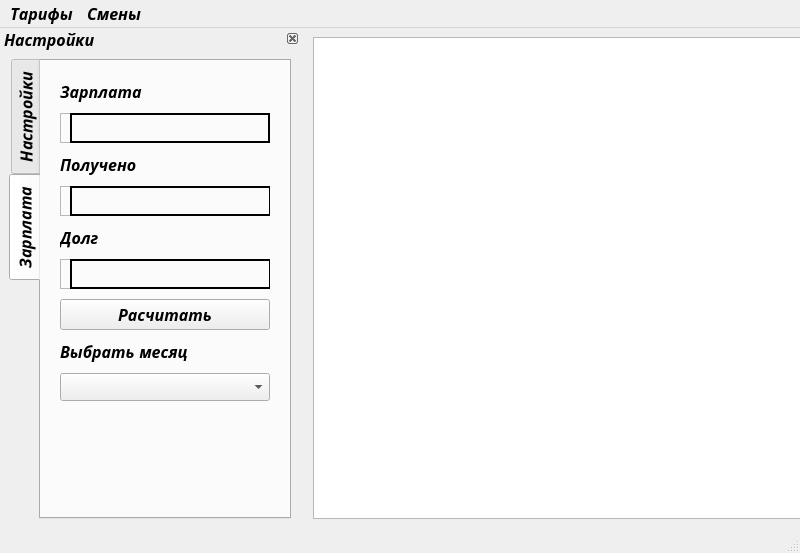
PavelSimakov/i_study_comboBox_new2, file my_form.ui: the form before one commit.
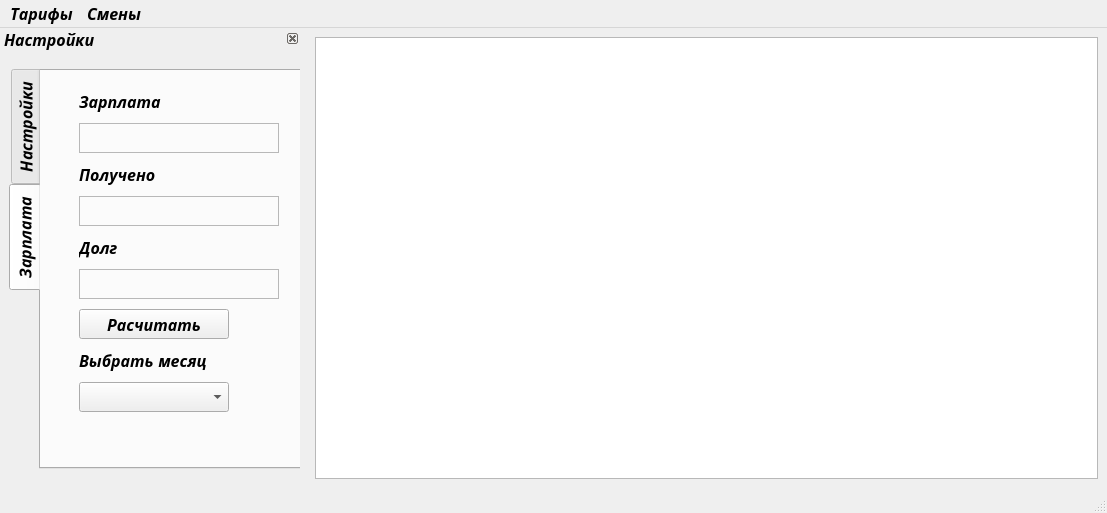
The form after the commit. The open tabs and pages were chosen to show the change.

```diff
--- a/my_form.ui
+++ b/my_form.ui
@@ -6,16 +6,10 @@
    <rect>
     <x>0</x>
     <y>0</y>
-    <width>800</width>
-    <height>553</height>
+    <width>1107</width>
+    <height>513</height>
    </rect>
   </property>
-  <property name="sizePolicy">
-   <sizepolicy hsizetype="MinimumExpanding" vsizetype="MinimumExpanding">
-    <horstretch>0</horstretch>
-    <verstretch>0</verstretch>
-   </sizepolicy>
-  </property>
   <property name="minimumSize">
    <size>
     <width>800</width>
@@ -93,8 +87,8 @@
     <rect>
      <x>0</x>
      <y>0</y>
-     <width>800</width>
-     <height>29</height>
+     <width>1107</width>
+     <height>25</height>
     </rect>
    </property>
    <property name="font">
@@ -215,11 +209,23 @@
      <item>
       <widget class="QTabWidget" name="tabWidget_setting">
        <property name="sizePolicy">
-        <sizepolicy hsizetype="MinimumExpanding" vsizetype="MinimumExpanding">
-         <horstretch>2</horstretch>
-         <verstretch>1</verstretch>
+        <sizepolicy hsizetype="Preferred" vsizetype="Preferred">
+         <horstretch>0</horstretch>
+         <verstretch>0</verstretch>
         </sizepolicy>
        </property>
+       <property name="minimumSize">
+        <size>
+         <width>300</width>
+         <height>400</height>
+        </size>
+       </property>
+       <property name="maximumSize">
+        <size>
+         <width>300</width>
+         <height>400</height>
+        </size>
+       </property>
        <property name="tabPosition">
         <enum>QTabWidget::West</enum>
        </property>
@@ -455,8 +461,11 @@
            <property name="spacing">
             <number>10</number>
            </property>
+           <property name="sizeConstraint">
+            <enum>QLayout::SetMinimumSize</enum>
+           </property>
            <property name="leftMargin">
-            <number>10</number>
+            <number>20</number>
            </property>
            <property name="topMargin">
             <number>10</number>
@@ -493,7 +502,7 @@
                <rect>
                 <x>10</x>
                 <y>0</y>
-                <width>200</width>
+                <width>150</width>
                 <height>30</height>
                </rect>
               </property>
@@ -503,8 +512,11 @@
                 <height>0</height>
                </size>
               </property>
+              <property name="layoutDirection">
+               <enum>Qt::LeftToRight</enum>
+              </property>
               <property name="frameShape">
-               <enum>QFrame::Box</enum>
+               <enum>QFrame::NoFrame</enum>
               </property>
               <property name="frameShadow">
                <enum>QFrame::Plain</enum>
@@ -550,7 +562,7 @@
                <rect>
                 <x>10</x>
                 <y>0</y>
-                <width>201</width>
+                <width>150</width>
                 <height>30</height>
                </rect>
               </property>
@@ -561,7 +573,7 @@
                </size>
               </property>
               <property name="frameShape">
-               <enum>QFrame::Box</enum>
+               <enum>QFrame::NoFrame</enum>
               </property>
               <property name="frameShadow">
                <enum>QFrame::Plain</enum>
@@ -604,7 +616,7 @@
                <rect>
                 <x>10</x>
                 <y>0</y>
-                <width>201</width>
+                <width>150</width>
                 <height>30</height>
                </rect>
               </property>
@@ -615,7 +627,7 @@
                </size>
               </property>
               <property name="frameShape">
-               <enum>QFrame::Box</enum>
+               <enum>QFrame::NoFrame</enum>
               </property>
               <property name="lineWidth">
                <number>2</number>
@@ -634,6 +646,24 @@
            </item>
            <item>
             <widget class="QPushButton" name="pushButton_calcDept">
+             <property name="sizePolicy">
+              <sizepolicy hsizetype="Preferred" vsizetype="Preferred">
+               <horstretch>0</horstretch>
+               <verstretch>0</verstretch>
+              </sizepolicy>
+             </property>
+             <property name="minimumSize">
+              <size>
+               <width>150</width>
+               <height>30</height>
+              </size>
+             </property>
+             <property name="maximumSize">
+              <size>
+               <width>150</width>
+               <height>30</height>
+              </size>
+             </property>
              <property name="text">
               <string>Расчитать</string>
              </property>
@@ -651,6 +681,24 @@
            </item>
            <item>
             <widget class="QComboBox" name="comboBox_selectedMont">
+             <property name="sizePolicy">
+              <sizepolicy hsizetype="Preferred" vsizetype="Preferred">
+               <horstretch>0</horstretch>
+               <verstretch>0</verstretch>
+              </sizepolicy>
+             </property>
+             <property name="minimumSize">
+              <size>
+               <width>150</width>
+               <height>30</height>
+              </size>
+             </property>
+             <property name="maximumSize">
+              <size>
+               <width>150</width>
+               <height>30</height>
+              </size>
+             </property>
              <property name="maxCount">
               <number>25</number>
              </property>
```
Left out of the diff: 47 changed lines with no effect on the pictures.
